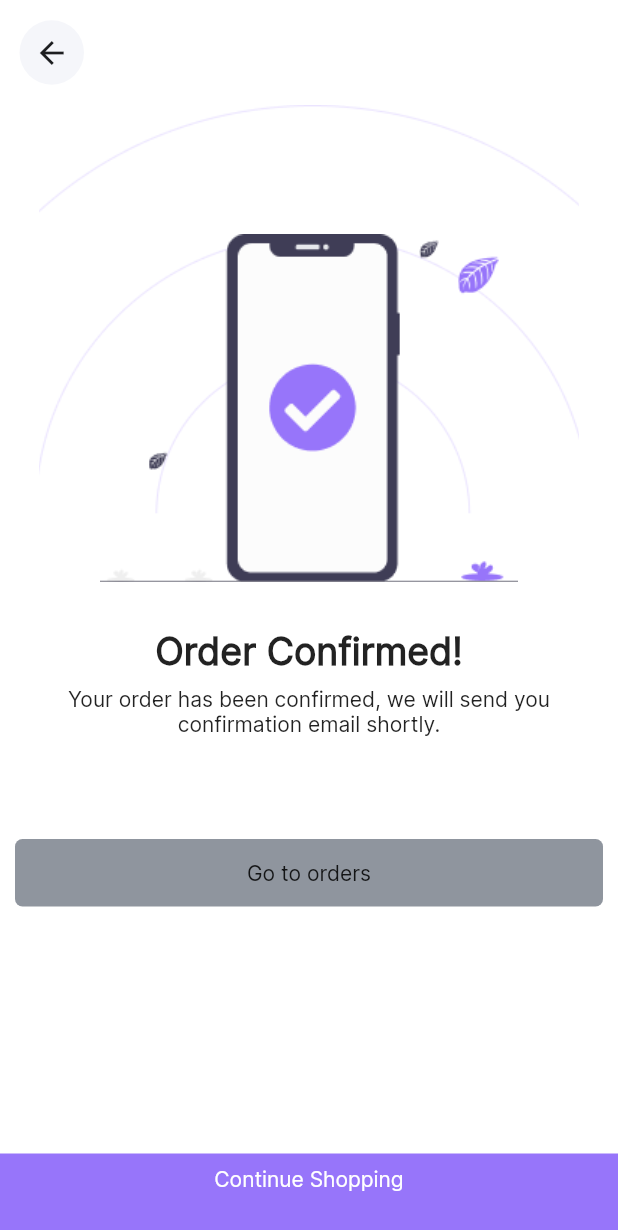
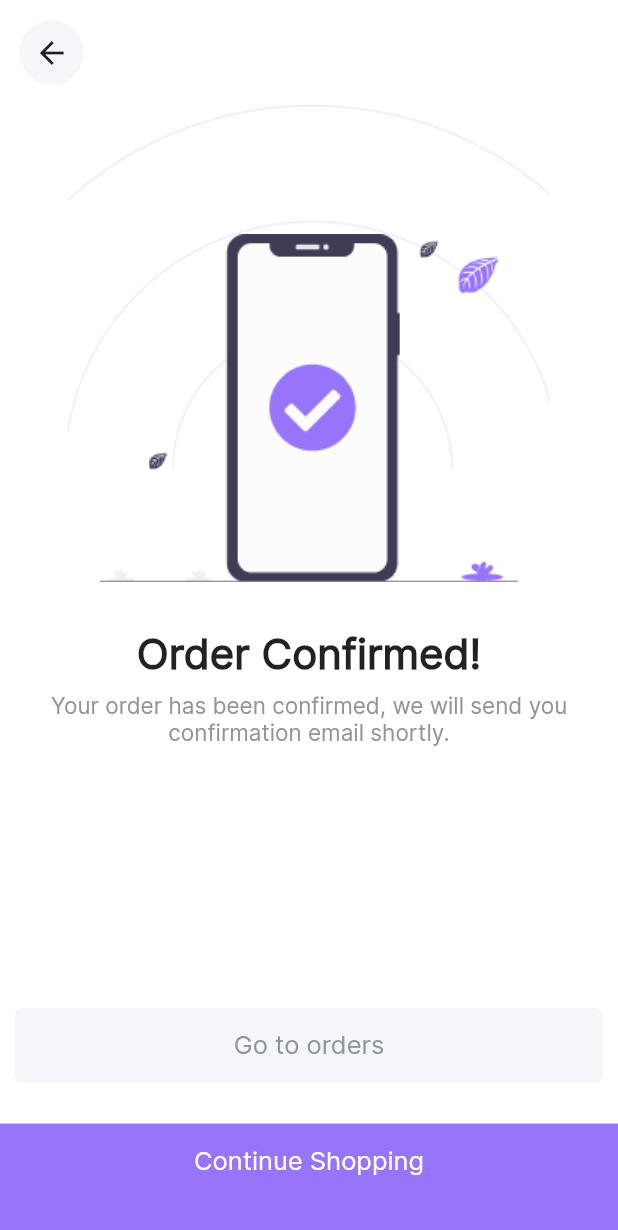
Before and after one commit to bnasare/laza, a Flutter app: the OrderConfirmedScreen screen opened by its route, on a phone screen of 412 x 824 dp. Shown: the top 1230 px of the screen. Run offline on Flutter 3.47's test engine with Material 2 defaults, Android fonts, the phone set to English and light mode, and no system bars; our stand-ins replace flutter_iconly, google_fonts.

Commit message:
order confirmed screen updated

```diff
--- a/lib/main.dart
+++ b/lib/main.dart
@@ -1,9 +1,6 @@
-import 'package:device_preview/device_preview.dart';
-import 'package:flutter/foundation.dart';
 import 'package:flutter/material.dart';
 import 'package:flutter/services.dart';
 import 'package:google_fonts/google_fonts.dart';
-import 'package:laza/screens/home_screen.dart';
 import 'package:laza/screens/order_confirmed_screen.dart';
 
 import 'consts/app_routes.dart';
@@ -33,7 +30,7 @@ class MyApp extends StatelessWidget {
       theme: Styles().themeData(context),
       debugShowCheckedModeBanner: false,
       routes: AppRoutes().getRoutes(),
-      initialRoute: HomeScreen.routeName,
+      initialRoute: OrderConfirmedScreen.routeName,
     );
   }
 }
--- a/lib/screens/order_confirmed_screen.dart
+++ b/lib/screens/order_confirmed_screen.dart
@@ -1,4 +1,5 @@
 import 'package:flutter/material.dart';
+import 'package:laza/widgets/navigation_card.dart';
 
 import '../widgets/custom_back_button.dart';
 
@@ -20,9 +21,7 @@ class OrderConfirmedScreen extends StatelessWidget {
           ),
         ),
       ),
-      body: Stack(
-        children: [
-          Column(
+      body: Column(
         children: [
           Center(
             child: Container(
@@ -36,74 +35,50 @@ class OrderConfirmedScreen extends StatelessWidget {
                 crossAxisAlignment: CrossAxisAlignment.center,
                 children: [
                   Container(
-                        margin:
-                            const EdgeInsets.only(right: 55, left: 55, top: 55),
+                    margin: const EdgeInsets.only(right: 55, left: 55, top: 55),
                     height: MediaQuery.of(context).size.height / 2.8,
                     decoration: const BoxDecoration(
                       image: DecorationImage(
-                            image: AssetImage(
-                                'assets/images/confirmed_screen.png'),
+                        image: AssetImage('assets/images/confirmed_screen.png'),
                       ),
                     ),
                   ),
                   const Text(
                     'Order Confirmed!',
-                        style: TextStyle(
-                            fontWeight: FontWeight.w900, fontSize: 25),
+                    style: TextStyle(fontWeight: FontWeight.w600, fontSize: 28),
                   ),
                   Padding(
                     padding: const EdgeInsets.all(8.0),
-                        child: const Text(
+                    child: Text(
                       'Your order has been confirmed, we will send you confirmation email shortly.',
                       textAlign: TextAlign.center,
+                      style: TextStyle(fontSize: 15, color: color.tertiary),
                     ),
                   ),
                   const SizedBox(
                     height: 50,
                   ),
-                      InkWell(
-                        onTap: () {},
-                        child: Container(
-                          margin: const EdgeInsets.all(10),
-                          height: 45,
-                          width: MediaQuery.of(context).size.width,
-                          decoration: BoxDecoration(
-                              borderRadius: BorderRadius.circular(5),
-                              color: Theme.of(context).colorScheme.tertiary),
-                          child: const Center(
-                            child: Text('Go to orders'),
-                          ),
-                        ),
-                      ),
                 ],
               ),
             ),
           ),
-            ],
-          ),
-          Positioned(
-            bottom: 0,
-            child: InkWell(
+          const Spacer(),
+          GestureDetector(
             onTap: () {},
             child: Container(
-                height: 55,
+              margin: const EdgeInsets.only(left: 10, right: 10, bottom: 27),
+              height: 50,
               width: MediaQuery.of(context).size.width,
-                decoration:
-                    BoxDecoration(color: Theme.of(context).colorScheme.primary),
-                child: Align(
-                  alignment: Alignment.topCenter,
-                  child: Padding(
-                    padding: const EdgeInsets.all(8.0),
-                    child: Text(
-                      'Continue Shopping',
-                      style: TextStyle(
-                          color: Theme.of(context).colorScheme.onPrimary),
+              decoration: BoxDecoration(
+                  borderRadius: BorderRadius.circular(5),
+                  color: color.background),
+              child: Center(
+                child: Text('Go to orders',
+                    style: TextStyle(fontSize: 17, color: color.tertiary)),
               ),
             ),
           ),
-              ),
-            ),
-          )
+          NavigationCard(text: 'Continue Shopping', onTap: () {})
         ],
       ),
     );
```
Lines whose indentation alone changed are shown as unchanged.
